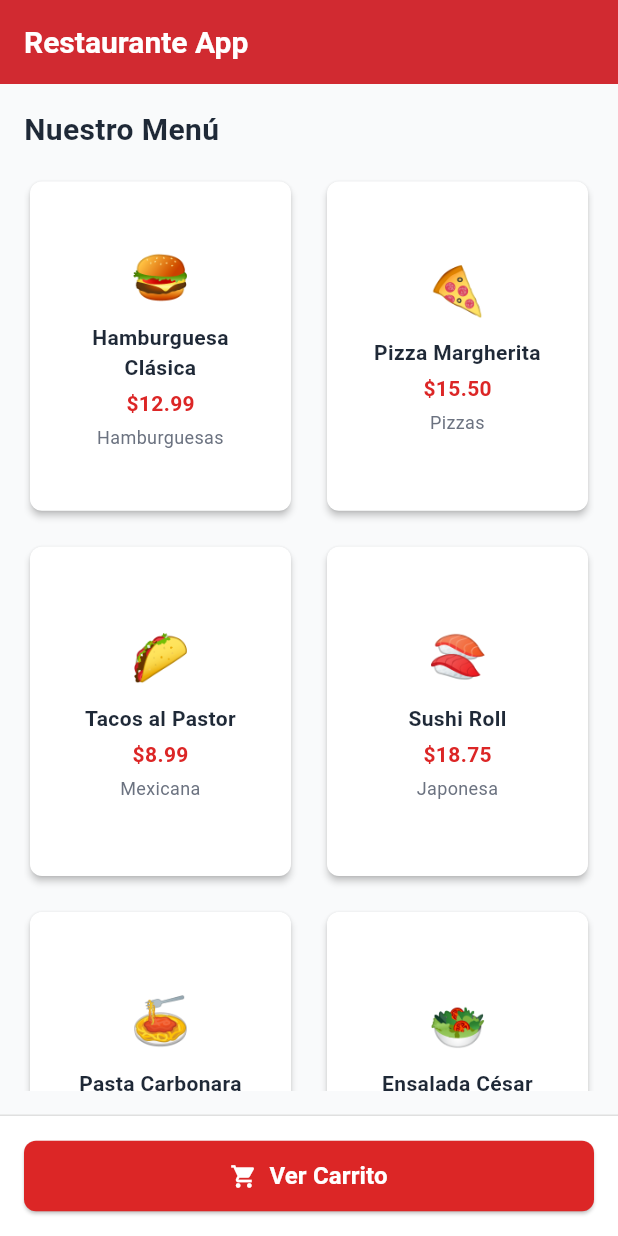
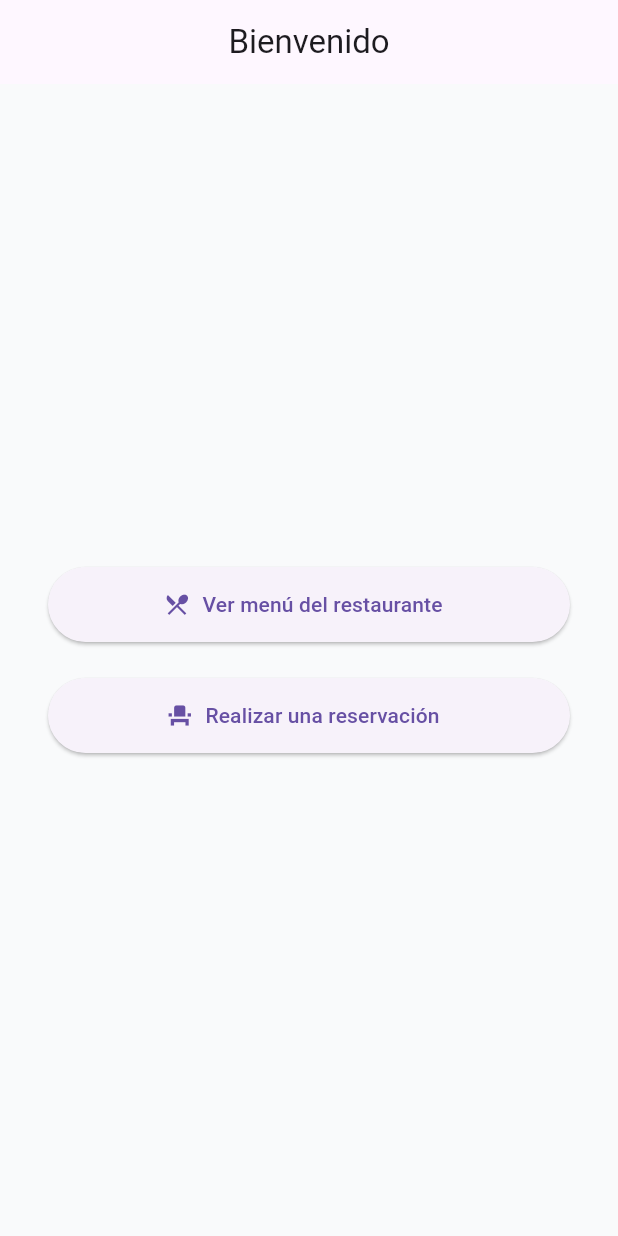
Before and after one commit to SebasMarquez/Spotable, a Flutter app: the screen it shows after launch, on a phone screen of 412 x 824 dp. Run offline on Flutter 3.47's test engine with Material 3 defaults, Android fonts, the phone set to English and light mode, and no system bars.

Commit message:
Se crea la pantalla de reservas

```diff
--- a/lib/main.dart
+++ b/lib/main.dart
@@ -1,15 +1,16 @@
 import 'package:flutter/material.dart';
-import 'screens/menu_screen.dart';
+import 'screens/select_screen.dart';
 import 'utils/app_colors.dart';
 import 'package:provider/provider.dart';
 import 'services/cart_service.dart';
 
-
 void main() {
-  runApp(MyApp());
+  runApp(const MyApp());
 }
 
 class MyApp extends StatelessWidget {
+  const MyApp({super.key});
+
   @override
   Widget build(BuildContext context) {
     return ChangeNotifierProvider(
@@ -20,7 +21,7 @@ class MyApp extends StatelessWidget {
           primarySwatch: Colors.red,
           scaffoldBackgroundColor: AppColors.background,
         ),
-        home: MenuScreen(),
+        home: const MainScreen(),
         debugShowCheckedModeBanner: false,
       ),
     );
--- a/lib/screens/menu_screen.dart
+++ b/lib/screens/menu_screen.dart
@@ -9,19 +9,21 @@ import 'detail_screen.dart';
 import 'cart_screen.dart';
 
 class MenuScreen extends StatelessWidget {
+  const MenuScreen({super.key});
+
   @override
   Widget build(BuildContext context) {
     return Scaffold(
-      appBar: CustomAppBar(title: 'Restaurante App'),
+      appBar: const CustomAppBar(title: 'Restaurante App'),
       body: Column(
         children: [
           Expanded(
             child: Padding(
-              padding: EdgeInsets.all(16),
+              padding: const EdgeInsets.all(16),
               child: Column(
                 crossAxisAlignment: CrossAxisAlignment.start,
                 children: [
-                  Text(
+                  const Text(
                     'Nuestro Menú',
                     style: TextStyle(
                       fontSize: 20,
@@ -29,15 +31,16 @@ class MenuScreen extends StatelessWidget {
                       color: AppColors.textPrimary,
                     ),
                   ),
-                  SizedBox(height: 16),
+                  const SizedBox(height: 16),
                   Expanded(
                     child: GridView.builder(
-                      gridDelegate: SliverGridDelegateWithFixedCrossAxisCount(
-                        crossAxisCount: 2,
-                        crossAxisSpacing: 16,
-                        mainAxisSpacing: 16,
-                        childAspectRatio: 0.8,
-                      ),
+                      gridDelegate:
+                          const SliverGridDelegateWithFixedCrossAxisCount(
+                            crossAxisCount: 2,
+                            crossAxisSpacing: 16,
+                            mainAxisSpacing: 16,
+                            childAspectRatio: 0.8,
+                          ),
                       itemCount: MenuItem.getAllMenuItems().length,
                       itemBuilder: (context, index) {
                         final menuItem = MenuItem.getAllMenuItems()[index];
@@ -47,7 +50,9 @@ class MenuScreen extends StatelessWidget {
                             Navigator.push(
                               context,
                               MaterialPageRoute(
-                                builder: (context) => DetailScreen(menuItem: menuItem),
+                                builder:
+                                    (context) =>
+                                        DetailScreen(menuItem: menuItem),
                               ),
                             );
                           },
@@ -67,7 +72,7 @@ class MenuScreen extends StatelessWidget {
 
   Widget _buildBottomCartButton(BuildContext context) {
     return Container(
-      padding: EdgeInsets.all(16),
+      padding: const EdgeInsets.all(16),
       decoration: BoxDecoration(
         color: Colors.white,
         border: Border(top: BorderSide(color: Colors.grey.shade300)),
@@ -84,7 +89,7 @@ class MenuScreen extends StatelessWidget {
             style: ElevatedButton.styleFrom(
               backgroundColor: AppColors.primary,
               foregroundColor: Colors.white,
-              padding: EdgeInsets.symmetric(vertical: 12),
+              padding: const EdgeInsets.symmetric(vertical: 12),
               shape: RoundedRectangleBorder(
                 borderRadius: BorderRadius.circular(8),
               ),
@@ -92,26 +97,26 @@ class MenuScreen extends StatelessWidget {
             child: Row(
               mainAxisAlignment: MainAxisAlignment.center,
               children: [
-                Icon(Icons.shopping_cart),
-                SizedBox(width: 8),
-                Text(
+                const Icon(Icons.shopping_cart),
+                const SizedBox(width: 8),
+                const Text(
                   'Ver Carrito',
-                  style: TextStyle(
-                    fontSize: 16,
-                    fontWeight: FontWeight.w600,
-                  ),
+                  style: TextStyle(fontSize: 16, fontWeight: FontWeight.w600),
                 ),
                 if (cartService.totalItems > 0) ...[
-                  SizedBox(width: 8),
+                  const SizedBox(width: 8),
                   Container(
-                    padding: EdgeInsets.symmetric(horizontal: 8, vertical: 2),
+                    padding: const EdgeInsets.symmetric(
+                      horizontal: 8,
+                      vertical: 2,
+                    ),
                     decoration: BoxDecoration(
                       color: AppColors.primaryDark,
                       borderRadius: BorderRadius.circular(12),
                     ),
                     child: Text(
                       '${cartService.totalItems}',
-                      style: TextStyle(
+                      style: const TextStyle(
                         fontSize: 12,
                         fontWeight: FontWeight.bold,
                         color: Colors.white,
--- /dev/null
+++ b/lib/screens/select_screen.dart
@@ -0,0 +1,56 @@
+import 'package:flutter/material.dart';
+import '/screens/menu_screen.dart';
+import '/screens/reservation_screen.dart';
+
+class MainScreen extends StatelessWidget {
+  const MainScreen({Key? key}) : super(key: key);
+
+  // Implementación de la navegación a la pantalla del menú del restaurante
+  void _navigateToMenu(BuildContext context) {
+    Navigator.push(
+      context,
+      MaterialPageRoute(builder: (context) => const MenuScreen()),
+    );
+  }
+
+  void _navigateToReservation(BuildContext context) {
+    Navigator.push(
+      context,
+      MaterialPageRoute(builder: (context) => const ReservationScreen()),
+    );
+  }
+
+  @override
+  Widget build(BuildContext context) {
+    return Scaffold(
+      appBar: AppBar(title: const Text('Bienvenido'), centerTitle: true),
+      body: Center(
+        child: Padding(
+          padding: const EdgeInsets.symmetric(horizontal: 32.0),
+          child: Column(
+            mainAxisAlignment: MainAxisAlignment.center,
+            children: [
+              ElevatedButton.icon(
+                icon: const Icon(Icons.restaurant_menu),
+                label: const Text('Ver menú del restaurante'),
+                onPressed: () => _navigateToMenu(context),
+                style: ElevatedButton.styleFrom(
+                  minimumSize: const Size.fromHeight(50),
+                ),
+              ),
+              const SizedBox(height: 24),
+              ElevatedButton.icon(
+                icon: const Icon(Icons.event_seat),
+                label: const Text('Realizar una reservación'),
+                onPressed: () => _navigateToReservation(context),
+                style: ElevatedButton.styleFrom(
+                  minimumSize: const Size.fromHeight(50),
+                ),
+              ),
+            ],
+          ),
+        ),
+      ),
+    );
+  }
+}
--- a/lib/services/cart_service.dart
+++ b/lib/services/cart_service.dart
@@ -3,7 +3,7 @@ import '../models/cart_item.dart';
 import '../models/menu_item.dart';
 
 class CartService extends ChangeNotifier {
-  List<CartItem> _cartItems = [];
+  final List<CartItem> _cartItems = [];
 
   List<CartItem> get cartItems => _cartItems;
 
@@ -41,7 +41,9 @@ class CartService extends ChangeNotifier {
 
   void placeOrder() {
     // Simular creación de orden
-    print('Orden creada: ${_cartItems.map((item) => '${item.menuItem.name} x${item.quantity}').toList()}');
+    print(
+      'Orden creada: ${_cartItems.map((item) => '${item.menuItem.name} x${item.quantity}').toList()}',
+    );
     print('Total: \$${totalPrice.toStringAsFixed(2)}');
     print('Timestamp: ${DateTime.now().toIso8601String()}');
 
--- a/lib/widgets/custom_app_bar.dart
+++ b/lib/widgets/custom_app_bar.dart
@@ -19,22 +19,23 @@ class CustomAppBar extends StatelessWidget implements PreferredSizeWidget {
       backgroundColor: AppColors.primary,
       title: Text(
         title,
-        style: TextStyle(
+        style: const TextStyle(
           fontSize: 20,
           fontWeight: FontWeight.bold,
           color: Colors.white,
         ),
       ),
-      leading: showBackButton
-          ? IconButton(
-              icon: Icon(Icons.arrow_back, color: Colors.white),
-              onPressed: onBackPressed ?? () => Navigator.of(context).pop(),
-            )
-          : null,
+      leading:
+          showBackButton
+              ? IconButton(
+                icon: const Icon(Icons.arrow_back, color: Colors.white),
+                onPressed: onBackPressed ?? () => Navigator.of(context).pop(),
+              )
+              : null,
       elevation: 4,
     );
   }
 
   @override
-  Size get preferredSize => Size.fromHeight(kToolbarHeight);
+  Size get preferredSize => const Size.fromHeight(kToolbarHeight);
 }
--- a/lib/widgets/menu_item_card.dart
+++ b/lib/widgets/menu_item_card.dart
@@ -6,11 +6,8 @@ class MenuItemCard extends StatelessWidget {
   final MenuItem menuItem;
   final VoidCallback onTap;
 
-  const MenuItemCard({
-    Key? key,
-    required this.menuItem,
-    required this.onTap,
-  }) : super(key: key);
+  const MenuItemCard({Key? key, required this.menuItem, required this.onTap})
+    : super(key: key);
 
   @override
   Widget build(BuildContext context) {
@@ -19,22 +16,17 @@ class MenuItemCard extends StatelessWidget {
       child: Card(
         elevation: 2,
         color: AppColors.cardBackground,
-        shape: RoundedRectangleBorder(
-          borderRadius: BorderRadius.circular(8),
-        ),
+        shape: RoundedRectangleBorder(borderRadius: BorderRadius.circular(8)),
         child: Padding(
-          padding: EdgeInsets.all(16),
+          padding: const EdgeInsets.all(16),
           child: Column(
             mainAxisAlignment: MainAxisAlignment.center,
             children: [
-              Text(
-                menuItem.image,
-                style: TextStyle(fontSize: 32),
-              ),
-              SizedBox(height: 8),
+              Text(menuItem.image, style: const TextStyle(fontSize: 32)),
+              const SizedBox(height: 8),
               Text(
                 menuItem.name,
-                style: TextStyle(
+                style: const TextStyle(
                   fontSize: 14,
                   fontWeight: FontWeight.w600,
                   color: AppColors.textPrimary,
@@ -43,19 +35,19 @@ class MenuItemCard extends StatelessWidget {
                 maxLines: 2,
                 overflow: TextOverflow.ellipsis,
               ),
-              SizedBox(height: 4),
+              const SizedBox(height: 4),
               Text(
                 '\$${menuItem.price.toStringAsFixed(2)}',
-                style: TextStyle(
+                style: const TextStyle(
                   fontSize: 14,
                   fontWeight: FontWeight.bold,
                   color: AppColors.primary,
                 ),
               ),
-              SizedBox(height: 4),
+              const SizedBox(height: 4),
               Text(
                 menuItem.category,
-                style: TextStyle(
+                style: const TextStyle(
                   fontSize: 12,
                   color: AppColors.textSecondary,
                 ),
```
Also changed, not shown: lib/screens/cart_screen.dart (+23 -37 lines), lib/screens/detail_screen.dart (+28 -34 lines), lib/screens/reservation_screen.dart (added, +75 -0 lines), lib/screens/restaurants_screen.dart (added, +102 -0 lines), lib/widgets/cart_item_widget.dart (+10 -18 lines), pubspec.lock.
